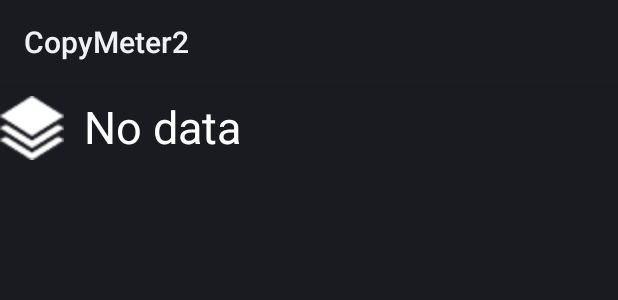
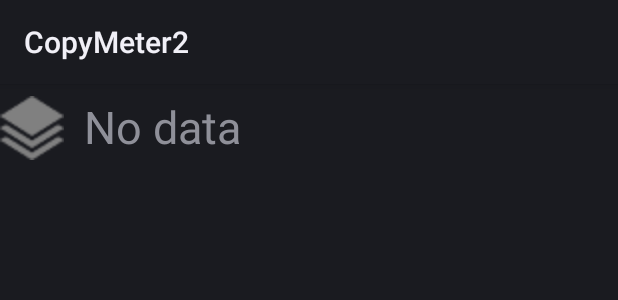
Before and after one commit to toxisch/CopyMeter, an Android app: the layout settings_counter_listelement.xml on its own in the app's theme, with its tools: preview values and no code run, on a phone screen of 412 x 824 dp. Shown: the top 300 px of the screen. Run offline under Robolectric (Android 15) with nearby library versions, the phone set to English and light mode, and no system bars.

Commit message:
fix colors for settings views

```diff
--- a/app/src/main/res/layout/settings_counter_listelement.xml
+++ b/app/src/main/res/layout/settings_counter_listelement.xml
@@ -15,7 +15,6 @@
     <TextView android:id="@+id/settings_counter_listelement_text"
               android:layout_width="wrap_content"
               android:layout_height="wrap_content"
-              android:textColor="#ffffff"
               android:text="No data"
               android:textSize="30dp" android:paddingLeft="20px"/>
 
--- a/app/src/main/res/layout/settings_printer_listelement.xml
+++ b/app/src/main/res/layout/settings_printer_listelement.xml
@@ -15,7 +15,6 @@
     <TextView android:id="@+id/settings_main_listelement_text"
               android:layout_width="fill_parent"
               android:layout_height="fill_parent"
-              android:textColor="#ffffff"
               android:text="No data"
               android:textSize="30dp" android:paddingLeft="20px"/>
 
```
Also changed, not shown: app/src/main/res/drawable-ldpi/cancel.png, app/src/main/res/drawable-ldpi/counter.png, app/src/main/res/drawable-ldpi/delete.png, app/src/main/res/drawable-ldpi/ok.png, app/src/main/res/drawable-ldpi/printer.png.
